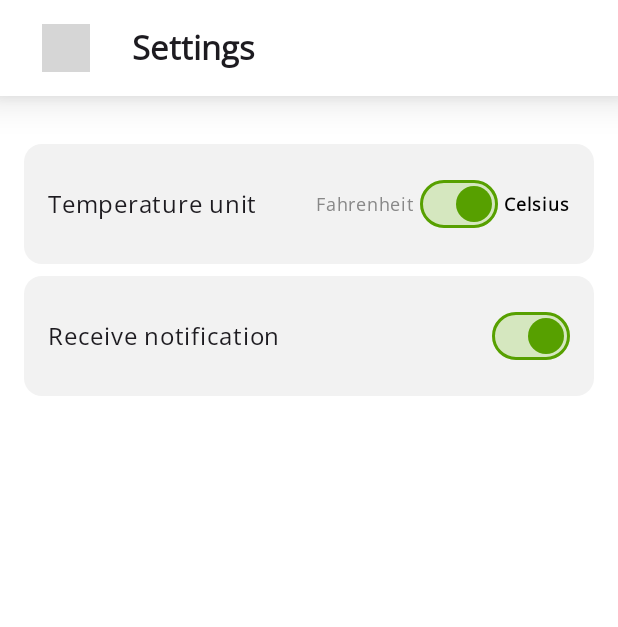
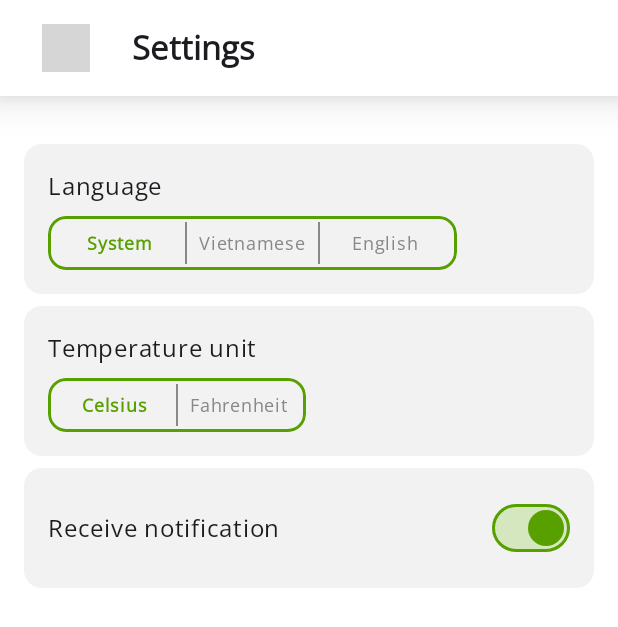
Before and after one commit to anhquan7826/oxygen, an Android app built with Jetpack Compose: the SettingsActivity screen opened directly, with no data from a screen before it, on a phone screen of 412 x 824 dp. Shown: the top 627 px of the screen. Run offline under Robolectric (Android 15) with nearby library versions, the light colour scheme and no system bars; our stand-ins replace Dagger/Hilt's generated code; grey boxes are pictures that could not be loaded.

Commit message:
feat: language setting

```diff
--- a/app/src/main/java/com/nhom1/oxygen/MainActivity.kt
+++ b/app/src/main/java/com/nhom1/oxygen/MainActivity.kt
@@ -8,6 +8,7 @@ import com.nhom1.oxygen.ui.home.HomeActivity
 import com.nhom1.oxygen.ui.landing.LandingActivity
 import com.nhom1.oxygen.ui.login.LoginActivity
 import com.nhom1.oxygen.utils.ConfigUtil
+import com.nhom1.oxygen.utils.LanguageUtil
 import dagger.hilt.android.AndroidEntryPoint
 import javax.inject.Inject
 
@@ -18,6 +19,7 @@ class MainActivity : ComponentActivity() {
     override fun onCreate(savedInstanceState: Bundle?) {
         super.onCreate(savedInstanceState)
         ConfigUtil.setup(this)
+        LanguageUtil.setLanguage(this)
     }
 
     override fun onStart() {
--- a/app/src/main/java/com/nhom1/oxygen/MainApplication.kt
+++ b/app/src/main/java/com/nhom1/oxygen/MainApplication.kt
@@ -4,8 +4,4 @@ import android.app.Application
 import dagger.hilt.android.HiltAndroidApp
 
 @HiltAndroidApp
-class MainApplication : Application() {
-    override fun onCreate() {
-        super.onCreate()
-    }
-}
+class MainApplication : Application()
--- a/app/src/main/java/com/nhom1/oxygen/common/composables/OSwitch.kt
+++ b/app/src/main/java/com/nhom1/oxygen/common/composables/OSwitch.kt
@@ -1,7 +1,17 @@
 package com.nhom1.oxygen.common.composables
 
+import androidx.compose.foundation.background
+import androidx.compose.foundation.border
+import androidx.compose.foundation.clickable
+import androidx.compose.foundation.layout.Box
+import androidx.compose.foundation.layout.IntrinsicSize
 import androidx.compose.foundation.layout.Row
+import androidx.compose.foundation.layout.fillMaxHeight
+import androidx.compose.foundation.layout.fillMaxSize
+import androidx.compose.foundation.layout.height
 import androidx.compose.foundation.layout.padding
+import androidx.compose.foundation.layout.width
+import androidx.compose.foundation.shape.RoundedCornerShape
 import androidx.compose.material3.Switch
 import androidx.compose.material3.SwitchDefaults
 import androidx.compose.material3.Text
@@ -18,6 +28,7 @@ import androidx.compose.ui.tooling.preview.Preview
 import androidx.compose.ui.unit.dp
 import androidx.compose.ui.unit.sp
 import com.nhom1.oxygen.common.constants.OxygenColors
+import com.nhom1.oxygen.utils.extensions.oBorder
 
 @Composable
 fun OSwitch(
@@ -66,6 +77,55 @@ fun OSwitch(
     }
 }
 
+@Composable
+fun <T> OTextSwitch(values: List<T>, initialValue: T, title: (T) -> String, onChange: (T) -> Unit) {
+    var selected by rememberSaveable {
+        mutableStateOf(initialValue)
+    }
+    Row(
+        verticalAlignment = Alignment.CenterVertically,
+        modifier = Modifier
+            .oBorder()
+            .border(
+                width = 1.5.dp,
+                color = OxygenColors.mainColor,
+                shape = RoundedCornerShape(12.dp)
+            )
+            .background(color = OxygenColors.containerColor)
+            .height(36.dp)
+            .width(intrinsicSize = IntrinsicSize.Max)
+            .padding(horizontal = 12.dp, vertical = 4.dp)
+    ) {
+        for (value in values) {
+            Box(
+                modifier = Modifier
+                    .weight(1f)
+                    .fillMaxSize()
+                    .oBorder()
+                    .clickable {
+                        selected = value
+                        onChange(value)
+                    }
+            ) {
+                Text(
+                    text = title.invoke(value),
+                    fontWeight = if (value == selected) FontWeight.SemiBold else FontWeight.Normal,
+                    color = if (value == selected) OxygenColors.mainColor else Color.Gray,
+                    fontSize = 12.sp,
+                    modifier = Modifier.align(Alignment.Center)
+                )
+            }
+            if (value != values.last()) Box(
+                modifier = Modifier
+                    .fillMaxHeight()
+                    .padding(horizontal = 8.dp)
+                    .width(1.dp)
+                    .background(color = Color.Gray)
+            )
+        }
+    }
+}
+
 @Preview(showBackground = true)
 @Composable
 fun OSwitchPreview() {
@@ -81,3 +141,15 @@ fun OSwitchPreview2() {
 
     }
 }
+
+@Preview
+@Composable
+fun OTextSwitchPreview() {
+    OTextSwitch(
+        values = listOf("On", "Off", "null"),
+        initialValue = "On",
+        title = { it }
+    ) {
+
+    }
+}
--- a/app/src/main/java/com/nhom1/oxygen/repository/SettingRepository.kt
+++ b/app/src/main/java/com/nhom1/oxygen/repository/SettingRepository.kt
@@ -1,6 +1,8 @@
 package com.nhom1.oxygen.repository
 
 interface SettingRepository {
+    var language: String
+
     /**
      * true: Celsius, false: Fahrenheit
      */
--- a/app/src/main/java/com/nhom1/oxygen/repository/impl/SettingRepositoryImpl.kt
+++ b/app/src/main/java/com/nhom1/oxygen/repository/impl/SettingRepositoryImpl.kt
@@ -2,11 +2,18 @@ package com.nhom1.oxygen.repository.impl
 
 import android.content.SharedPreferences
 import com.nhom1.oxygen.repository.SettingRepository
+import com.nhom1.oxygen.utils.constants.OLanguage
 import com.nhom1.oxygen.utils.constants.SPKeys
 
 class SettingRepositoryImpl(
     private val sharedPreferences: SharedPreferences
 ) : SettingRepository {
+    override var language: String
+        get() = sharedPreferences.getString(SPKeys.Settings.LANGUAGE, OLanguage.UNSPECIFIED)!!
+        set(value) {
+            sharedPreferences.edit().putString(SPKeys.Settings.LANGUAGE, value).apply()
+        }
+
     override var temperatureUnit: Boolean
         get() = sharedPreferences.getBoolean(SPKeys.Settings.TEMP_UNIT, true)
         set(value) {
--- a/app/src/main/java/com/nhom1/oxygen/ui/notification/NotificationActivity.kt
+++ b/app/src/main/java/com/nhom1/oxygen/ui/notification/NotificationActivity.kt
@@ -154,7 +154,8 @@ class NotificationActivity : ComponentActivity() {
                         ) {
                             Text(
                                 text = stringResource(R.string.no_notification),
-                                modifier = Modifier.align(Alignment.Center)
+                                color = Color.Gray,
+                                modifier = Modifier.align(Alignment.Center),
                             )
                         }
                     } else {
--- a/app/src/main/java/com/nhom1/oxygen/ui/settings/SettingsActivity.kt
+++ b/app/src/main/java/com/nhom1/oxygen/ui/settings/SettingsActivity.kt
@@ -1,12 +1,14 @@
 package com.nhom1.oxygen.ui.settings
 
 import android.os.Bundle
+import android.widget.Toast
 import androidx.activity.ComponentActivity
 import androidx.activity.compose.setContent
 import androidx.compose.foundation.layout.Column
 import androidx.compose.foundation.layout.Row
 import androidx.compose.foundation.layout.WindowInsets
 import androidx.compose.foundation.layout.add
+import androidx.compose.foundation.layout.fillMaxWidth
 import androidx.compose.foundation.layout.imePadding
 import androidx.compose.foundation.layout.padding
 import androidx.compose.foundation.layout.statusBarsPadding
@@ -24,26 +26,25 @@ import androidx.compose.ui.res.painterResource
 import androidx.compose.ui.res.stringResource
 import androidx.compose.ui.unit.dp
 import androidx.core.view.WindowCompat
-import androidx.lifecycle.ViewModelProvider
 import com.nhom1.oxygen.R
 import com.nhom1.oxygen.common.composables.OAppBar
 import com.nhom1.oxygen.common.composables.OCard
 import com.nhom1.oxygen.common.composables.OSwitch
+import com.nhom1.oxygen.common.composables.OTextSwitch
 import com.nhom1.oxygen.common.theme.OxygenTheme
 import com.nhom1.oxygen.repository.SettingRepository
+import com.nhom1.oxygen.utils.constants.OLanguage
 import dagger.hilt.android.AndroidEntryPoint
 import javax.inject.Inject
 
 @AndroidEntryPoint
 class SettingsActivity : ComponentActivity() {
-    private lateinit var viewModel: SettingsViewModel
     @Inject
     lateinit var settingRepository: SettingRepository
 
     override fun onCreate(savedInstanceState: Bundle?) {
         super.onCreate(savedInstanceState)
         WindowCompat.setDecorFitsSystemWindows(window, false)
-        viewModel = ViewModelProvider(this)[SettingsViewModel::class.java]
         setContent {
             OxygenTheme {
                 Surface(
@@ -82,39 +83,89 @@ class SettingsActivity : ComponentActivity() {
                     .padding(it)
                     .padding(top = 32.dp, bottom = 16.dp)
             ) {
-                SettingTile(
-                    title = stringResource(R.string.temperature_unit),
-                    initialValue = settingRepository.temperatureUnit,
-                    enabledTitle = "Celsius",
-                    disabledTitle = "Fahrenheit",
-                    onCheck = { value ->
-                        settingRepository.temperatureUnit = value
-                    }
-                )
-                SettingTile(
-                    title = stringResource(R.string.receive_notification),
-                    initialValue = settingRepository.receiveNotification,
-                    onCheck = { value ->
-                        settingRepository.receiveNotification = value
-                    }
-                )
+                LanguageTile()
+                TempUnitTile()
+                NotificationTile()
             }
         }
     }
 
     @Composable
-    fun SettingTile(title: String, initialValue: Boolean, enabledTitle: String? = null, disabledTitle: String? = null, onCheck: (Boolean) -> Unit) {
+    fun LanguageTile() {
         OCard(
-            modifier = Modifier.padding(bottom = 8.dp)
+            modifier = Modifier.padding(bottom = 8.dp).fillMaxWidth()
+        ) {
+            Column {
+                Text(
+                    text = stringResource(R.string.language),
+                    modifier = Modifier.padding(bottom = 8.dp)
+                )
+                OTextSwitch(
+                    values = listOf(
+                        OLanguage.UNSPECIFIED, OLanguage.VIETNAMESE, OLanguage.ENGLISH
+                    ),
+                    initialValue = settingRepository.language,
+                    title = {
+                        when (it) {
+                            OLanguage.VIETNAMESE -> resources.getString(R.string.vietnamese)
+                            OLanguage.ENGLISH -> resources.getString(R.string.english)
+                            else -> resources.getString(R.string.system)
+                        }
+                    }
+                ) {
+                    settingRepository.language = it
+                    Toast.makeText(
+                        this@SettingsActivity,
+                        resources.getString(R.string.language_will_change_after_app_restart),
+                        Toast.LENGTH_SHORT
+                    ).show()
+                }
+            }
+        }
+    }
+
+    @Composable
+    fun TempUnitTile() {
+        OCard(
+            modifier = Modifier.padding(bottom = 8.dp).fillMaxWidth()
+        ) {
+            Column {
+                Text(
+                    text = stringResource(R.string.temperature_unit),
+                    modifier = Modifier.padding(bottom = 8.dp)
+                )
+                OTextSwitch(
+                    values = listOf(
+                        true, false
+                    ),
+                    initialValue = settingRepository.temperatureUnit,
+                    title = {
+                        if (it) "Celsius" else "Fahrenheit"
+                    }
+                ) {
+                    settingRepository.temperatureUnit = it
+                }
+            }
+        }
+    }
+
+    @Composable
+    fun NotificationTile() {
+        OCard(
+            modifier = Modifier.padding(bottom = 8.dp).fillMaxWidth()
         ) {
             Row(
                 verticalAlignment = Alignment.CenterVertically
             ) {
                 Text(
-                    text = title,
+                    text = stringResource(R.string.receive_notification),
                     modifier = Modifier.weight(1f)
                 )
-                OSwitch(initialValue = initialValue, onChange = onCheck, enabledTitle = enabledTitle, disabledTitle = disabledTitle)
+                OSwitch(
+                    initialValue = settingRepository.receiveNotification,
+                ) {
+                    settingRepository.receiveNotification = it
+                }
             }
         }
     }
--- a/app/src/main/java/com/nhom1/oxygen/ui/settings/SettingsViewModel.kt
+++ /dev/null
@@ -1,6 +0,0 @@
-package com.nhom1.oxygen.ui.settings
-
-import androidx.lifecycle.ViewModel
-
-class SettingsViewModel : ViewModel() {
-}
--- a/app/src/main/java/com/nhom1/oxygen/utils/constants/SPKeys.kt
+++ b/app/src/main/java/com/nhom1/oxygen/utils/constants/SPKeys.kt
@@ -6,6 +6,7 @@ object SPKeys {
     const val CURRENT_LOCATION = "current_location"
 
     object Settings {
+        const val LANGUAGE = "language"
         const val TEMP_UNIT = "temp_unit"
         const val RECEIVE_NOTIFICATION = "receive_notification"
     }
--- a/app/src/main/res/values/strings.xml
+++ b/app/src/main/res/values/strings.xml
@@ -110,4 +110,9 @@
     <string name="pm_index_info">PM is an abbreviation for Particulate Matter, which refers to particulate substances (solid or liquid). The number 2.5 represents the size of particles with a diameter smaller than or equal to 2.5 micrometers (µm), which is one millionth of a meter. Similarly, the designation PM10 refers to particles with a diameter smaller than or equal to 10 µm (but larger than the size of PM2.5).\n\nFine dust particles PM2.5 and PM10 enter the human body through the respiratory system when individuals breathe. Depending on the size of the dust particles, the degree of penetration varies. While PM10 particles enter the body through the airway and accumulate in the lungs, PM2.5 particles are more hazardous as they can penetrate into lung sacs, pulmonary veins, and infiltrate the bloodstream of individuals.\n\nWhen the concentration of PM2.5 fine dust in the outdoor air increases, it causes the air to become hazy, reducing visibility similar to fog. PM2.5 fine dust can easily penetrate the human body through the respiratory tract, causing various dangerous health conditions such as stroke, heart disease, and cancer. Individuals regularly exposed to fine dust may experience health issues such as sneezing, runny nose, difficulty breathing, and dry eyes. Prolonged exposure can increase the risk of reduced lung function, chronic bronchitis, and an increased likelihood of death from lung cancer and heart disease.</string>
     <string name="ok" translatable="false">OK</string>
     <string name="hello">Hello</string>
+    <string name="language">Language</string>
+    <string name="vietnamese">Vietnamese</string>
+    <string name="english">English</string>
+    <string name="system">System</string>
+    <string name="language_will_change_after_app_restart">Language will change after app restart!</string>
 </resources>
```
Also changed, not shown: app/src/main/java/com/nhom1/oxygen/utils/LanguageUtil.kt (+14 -9 lines), app/src/main/java/com/nhom1/oxygen/utils/constants/OLanguage.kt (+4 -4 lines), 1 other file.
